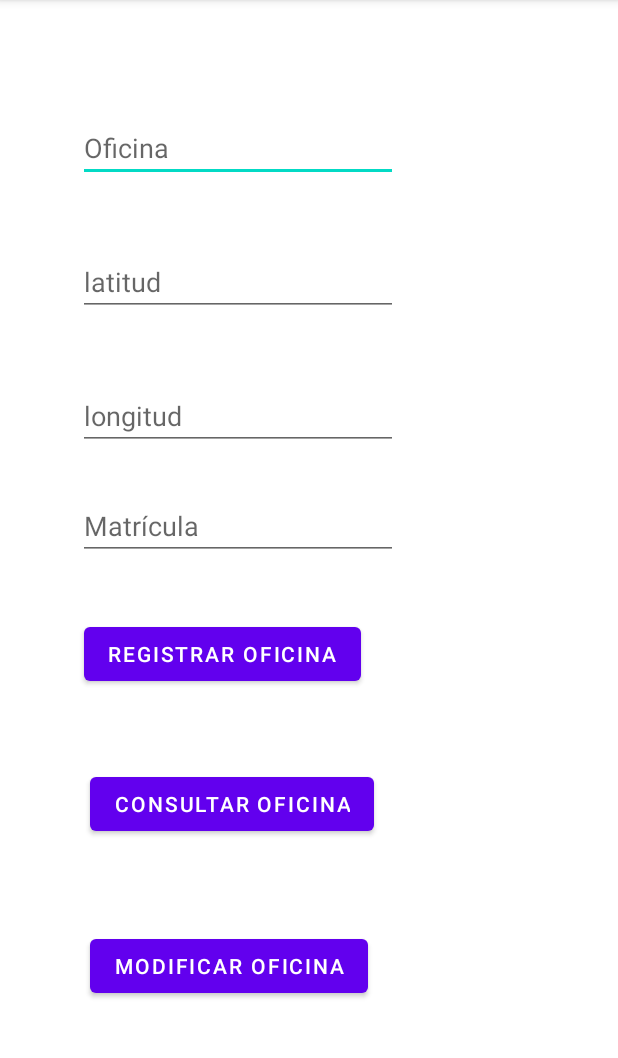
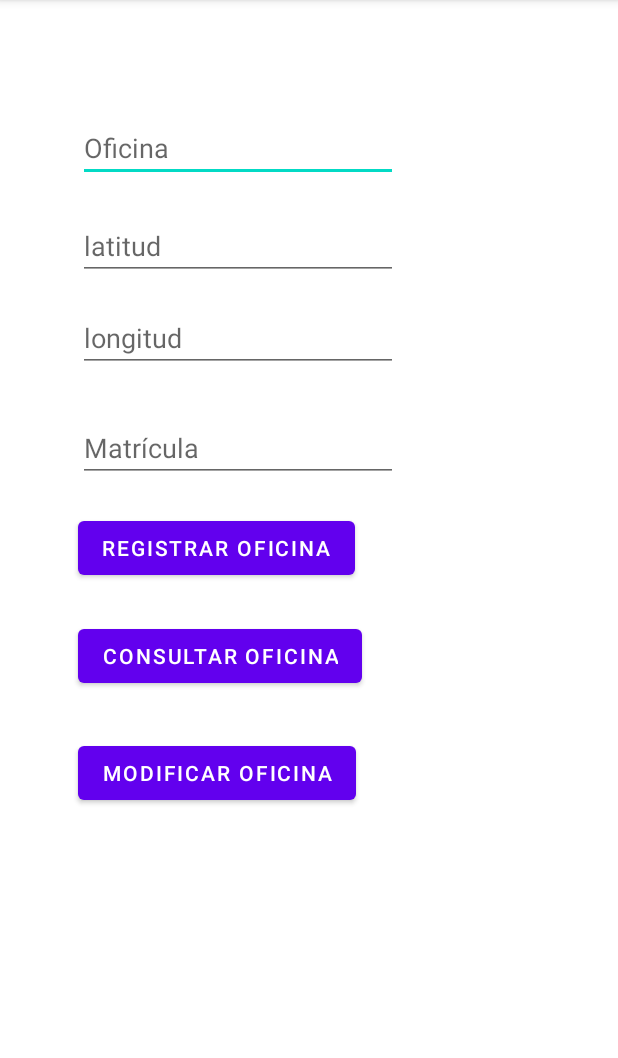
Before and after one commit to dieruiper/Alquiler-App, an Android app: the Activity_Acciones_Oficinas_BD screen opened directly, with no data from a screen before it, on a phone screen of 412 x 824 dp, the part 84-1142 px from its top. Run offline under Robolectric (Android 15) with nearby library versions, the phone set to English and light mode, and no system bars.

Commit message:
BD-Acciones_Oficinas_BD(2)

```diff
--- a/app/src/main/java/com/example/mapaestaciones/Activity_Acciones_Oficinas_BD.java
+++ b/app/src/main/java/com/example/mapaestaciones/Activity_Acciones_Oficinas_BD.java
@@ -11,15 +11,15 @@ import android.widget.EditText;
 import android.widget.Toast;
 
 public class Activity_Acciones_Oficinas_BD extends AppCompatActivity {
+    private EditText et_nombre, et_lat, et_long, et_matricula;
 
-    private EditText et_nombre, et_lat, et_long, et_matricula;
     @Override
     protected void onCreate(Bundle savedInstanceState) {
         super.onCreate(savedInstanceState);
         setContentView(R.layout.activity__acciones__oficinas__b_d);
         et_nombre = (EditText)findViewById(R.id.txt_nombreOfi);
-        et_lat = (EditText)findViewById(R.id.txt_lat);
-        et_long = (EditText)findViewById(R.id.txt_long);
+        et_lat = (EditText)findViewById(R.id.real_lat);
+        et_long = (EditText)findViewById(R.id.real_long);
         et_matricula = (EditText)findViewById(R.id.txt_matricula);
     }
 
--- a/app/src/main/res/layout/activity__acciones__oficinas__b_d.xml
+++ b/app/src/main/res/layout/activity__acciones__oficinas__b_d.xml
@@ -19,36 +19,12 @@
         app:layout_constraintStart_toStartOf="parent"
         app:layout_constraintTop_toTopOf="parent" />
 
-    <EditText
-        android:id="@+id/txt_lat"
-        android:layout_width="wrap_content"
-        android:layout_height="wrap_content"
-        android:layout_marginStart="52dp"
-        android:layout_marginTop="44dp"
-        android:ems="10"
-        android:hint="@string/txt_lat"
-        android:inputType="textPersonName"
-        app:layout_constraintStart_toStartOf="parent"
-        app:layout_constraintTop_toBottomOf="@+id/txt_nombreOfi" />
-
-    <EditText
-        android:id="@+id/txt_long"
-        android:layout_width="wrap_content"
-        android:layout_height="wrap_content"
-        android:layout_marginStart="52dp"
-        android:layout_marginTop="44dp"
-        android:ems="10"
-        android:hint="@string/txt_long"
-        android:inputType="textPersonName"
-        app:layout_constraintStart_toStartOf="parent"
-        app:layout_constraintTop_toBottomOf="@+id/txt_lat" />
-
     <Button
         android:id="@+id/button"
         android:layout_width="0dp"
         android:layout_height="wrap_content"
-        android:layout_marginStart="60dp"
-        android:layout_marginTop="52dp"
+        android:layout_marginStart="52dp"
+        android:layout_marginTop="24dp"
         android:onClick="Buscar"
         android:text="@string/BotonConsultarOficina"
         app:layout_constraintStart_toStartOf="parent"
@@ -58,25 +34,25 @@
         android:id="@+id/button2"
         android:layout_width="0dp"
         android:layout_height="wrap_content"
-        android:layout_marginStart="60dp"
-        android:layout_marginTop="60dp"
+        android:layout_marginStart="52dp"
+        android:layout_marginTop="28dp"
         android:onClick="Modificar"
         android:text="@string/BotonModificarOficina"
         app:layout_constraintBottom_toBottomOf="parent"
         app:layout_constraintStart_toStartOf="parent"
         app:layout_constraintTop_toBottomOf="@+id/button"
-        app:layout_constraintVertical_bias="0.0" />
+        app:layout_constraintVertical_bias="0.01" />
 
     <Button
         android:id="@+id/button3"
         android:layout_width="wrap_content"
         android:layout_height="wrap_content"
-        android:layout_marginStart="56dp"
-        android:layout_marginTop="112dp"
+        android:layout_marginStart="52dp"
+        android:layout_marginTop="20dp"
         android:onClick="Registrar"
         android:text="@string/BotonRegistrarOficina"
         app:layout_constraintStart_toStartOf="parent"
-        app:layout_constraintTop_toBottomOf="@+id/txt_long" />
+        app:layout_constraintTop_toBottomOf="@+id/txt_matricula" />
 
     <EditText
         android:id="@+id/txt_matricula"
@@ -88,5 +64,29 @@
         android:hint="@string/int_matricula"
         android:inputType="textPersonName"
         app:layout_constraintStart_toStartOf="parent"
-        app:layout_constraintTop_toBottomOf="@+id/txt_long" />
+        app:layout_constraintTop_toBottomOf="@+id/real_long" />
+
+    <EditText
+        android:id="@+id/real_lat"
+        android:layout_width="wrap_content"
+        android:layout_height="wrap_content"
+        android:layout_marginStart="52dp"
+        android:layout_marginTop="20dp"
+        android:ems="10"
+        android:hint="@string/real_lat"
+        android:inputType="numberDecimal"
+        app:layout_constraintStart_toStartOf="parent"
+        app:layout_constraintTop_toBottomOf="@+id/txt_nombreOfi" />
+
+    <EditText
+        android:id="@+id/real_long"
+        android:layout_width="wrap_content"
+        android:layout_height="wrap_content"
+        android:layout_marginStart="52dp"
+        android:layout_marginTop="16dp"
+        android:ems="10"
+        android:hint="@string/real_long"
+        android:inputType="numberDecimal"
+        app:layout_constraintStart_toStartOf="parent"
+        app:layout_constraintTop_toBottomOf="@+id/real_lat" />
 </androidx.constraintlayout.widget.ConstraintLayout>
--- a/app/src/main/res/values/strings.xml
+++ b/app/src/main/res/values/strings.xml
@@ -47,8 +47,8 @@
     <string name="BotonModificar">Modificar vehiculo</string>
     /*Activity Acciones Oficinas BD*/
     <string name="txt_nombreOfi">Oficina</string>
-    <string name="txt_lat">latitud</string>
-    <string name="txt_long">longitud</string>
+    <string name="real_lat">latitud</string>
+    <string name="real_long">longitud</string>
     <string name="BotonRegistrarOficina">Registrar oficina</string>
     <string name="BotonConsultarOficina">Consultar oficina</string>
     <string name="BotonModificarOficina">Modificar oficina</string>
```
